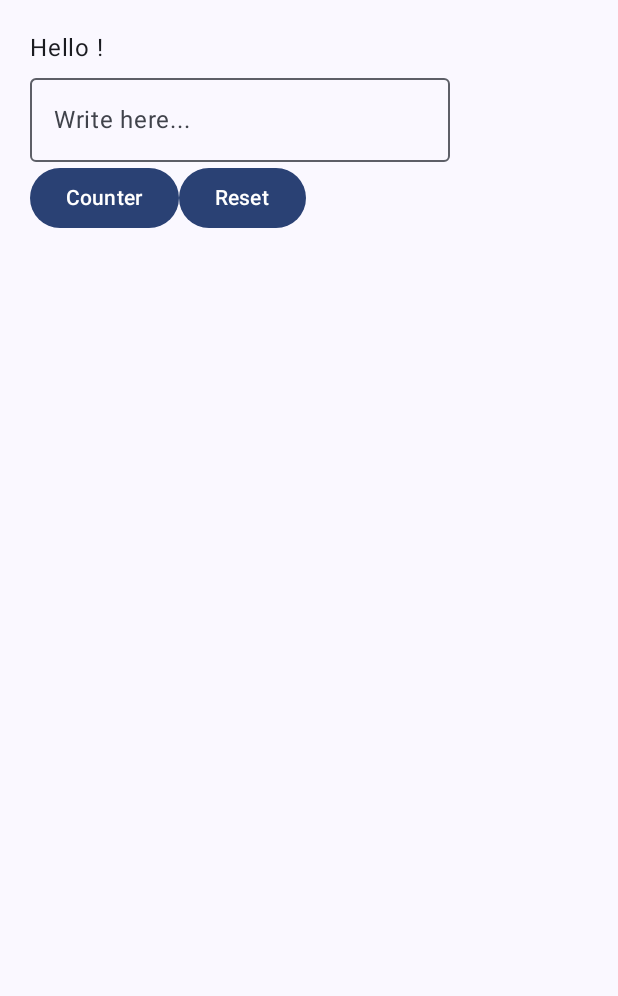
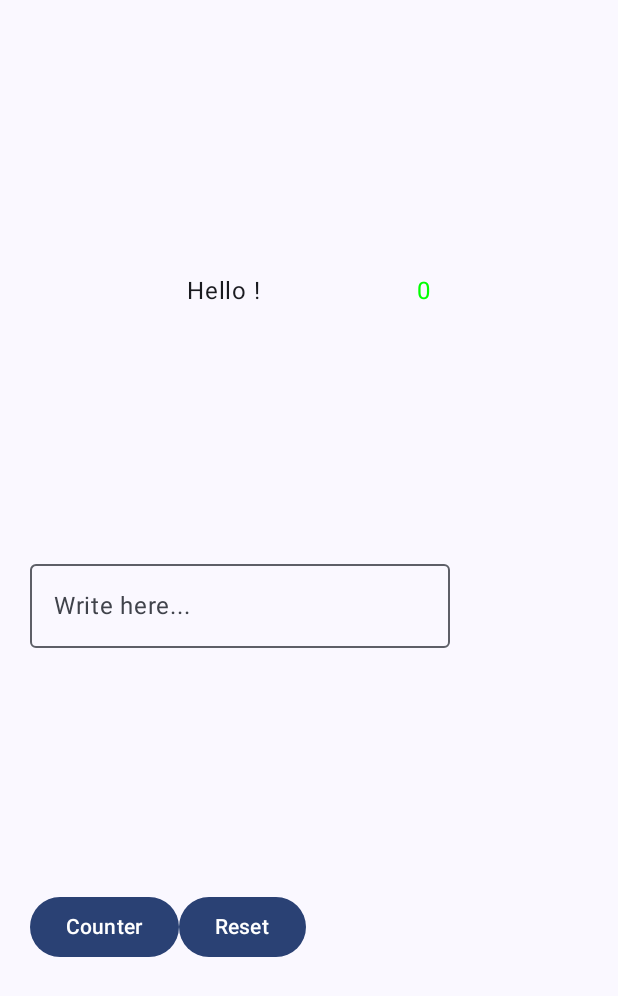
Before and after one commit to raimonizard/android-studio-testing-helloworld, an Android app built with Jetpack Compose: the screen it shows after launch (MainActivity), on a phone screen of 412 x 824 dp. Shown: the top 996 px of the screen. Run offline under Robolectric (Android 15) with nearby library versions, the phone set to English and light mode, and no system bars; our stand-ins replace livedata-compose.

Commit message:
feat: add counterText_id Composable

```diff
--- a/app/src/main/java/com/example/helloworldtestingespresso/view/MyView.kt
+++ b/app/src/main/java/com/example/helloworldtestingespresso/view/MyView.kt
@@ -1,5 +1,7 @@
 package com.example.helloworldtestingespresso.view
 
+import androidx.compose.foundation.layout.Arrangement
+import androidx.compose.foundation.layout.fillMaxSize
 import androidx.compose.foundation.layout.padding
 import androidx.compose.foundation.lazy.LazyColumn
 import androidx.compose.foundation.lazy.LazyRow
@@ -10,6 +12,7 @@ import androidx.compose.runtime.Composable
 import androidx.compose.runtime.getValue
 import androidx.compose.runtime.livedata.observeAsState
 import androidx.compose.ui.Modifier
+import androidx.compose.ui.graphics.Color
 import androidx.compose.ui.platform.testTag
 import androidx.compose.ui.unit.dp
 import com.example.helloworldtestingespresso.viewmodel.HelloViewModel
@@ -19,13 +22,33 @@ fun MyView(myViewModel: HelloViewModel, modifier: Modifier = Modifier) {
     val textValue by myViewModel.textValue.observeAsState("")
     val counter by myViewModel.numberOfClicks.observeAsState(0)
 
-    LazyColumn(modifier = Modifier.padding(20.dp)) {
+    LazyColumn(modifier = modifier
+        .padding(20.dp)
+        .fillMaxSize(1.00f),
+        verticalArrangement = Arrangement.SpaceEvenly
+    ) {
         item {
-            Text(
-                text = "Hello $textValue!",
-                modifier = Modifier
-                    .testTag("initialText_id")
-            )
+            LazyRow(
+                horizontalArrangement = Arrangement.SpaceEvenly,
+                modifier = Modifier.fillMaxSize()
+            ) {
+                item{
+                    Text(
+                        text = "Hello $textValue!",
+                        modifier = Modifier
+                            .testTag("initialText_id")
+                    )
+
+                }
+                item{
+                    Text(
+                        text = "$counter",
+                        modifier = Modifier
+                            .testTag("counterText_id"),
+                        color = Color.Green
+                    )
+                }
+            }
         }
         item{
             OutlinedTextField(
```
Also changed, not shown: 1 other file.
